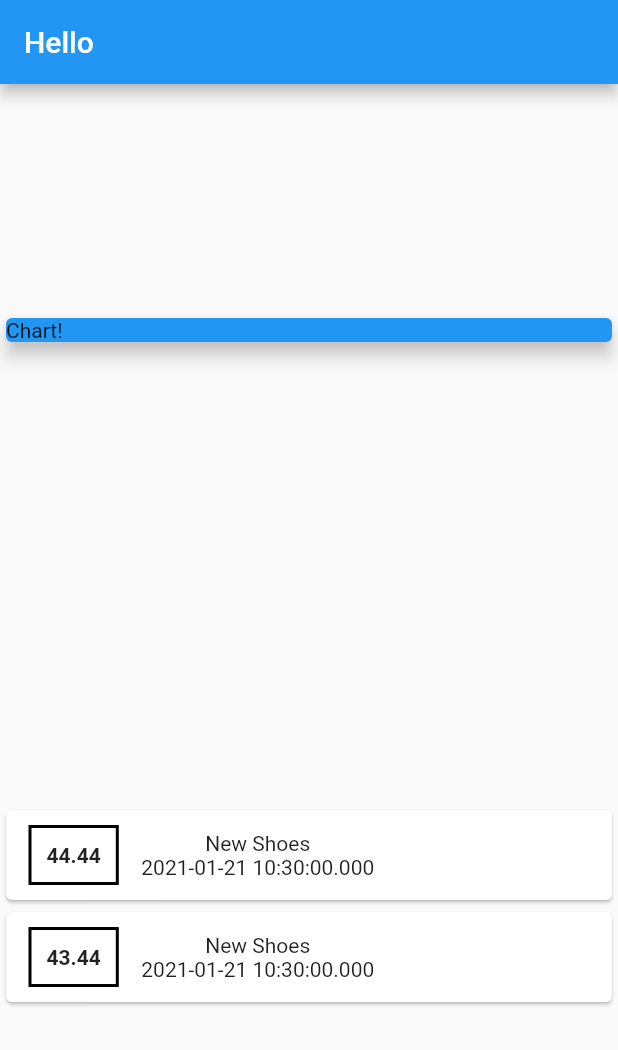
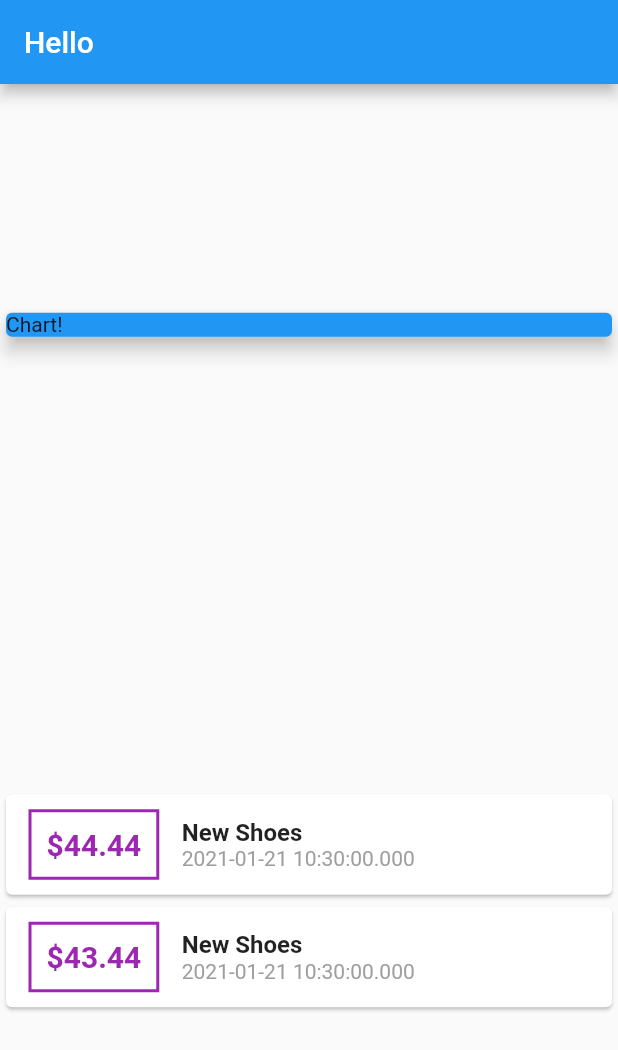
Before and after one commit to Alejandroem/flutter-tutorial, a Flutter app: the screen it shows after launch, on a phone screen of 412 x 824 dp. Shown: the top 1050 px of the screen. Run offline on Flutter 3.47's test engine with Material 2 defaults, Android fonts, the phone set to English and light mode, and no system bars.

Commit message:
String interploation

```diff
--- a/personalExpenses/lib/main.dart
+++ b/personalExpenses/lib/main.dart
@@ -49,18 +49,33 @@ class MyApp extends StatelessWidget {
                             EdgeInsets.symmetric(vertical: 10, horizontal: 15),
                         decoration: BoxDecoration(
                             border: Border.all(
-                          color: Colors.black,
+                          color: Colors.purple,
                           width: 2,
                         )),
                         child: Text(
-                          tx.amount.toString(),
-                          style: TextStyle(fontWeight: FontWeight.bold),
+                          '\$${tx.amount}',
+                          style: TextStyle(
+                              fontWeight: FontWeight.bold,
+                              fontSize: 20,
+                              color: Colors.purple),
                         ),
                       ),
                       Column(
+                        crossAxisAlignment: CrossAxisAlignment.start,
                         children: [
-                          Text(tx.title),
-                          Text(tx.date.toString()),
+                          Text(
+                            tx.title,
+                            style: TextStyle(
+                              fontSize: 16,
+                              fontWeight: FontWeight.bold,
+                            ),
+                          ),
+                          Text(
+                            tx.date.toString(),
+                            style: TextStyle(
+                              color: Colors.grey,
+                            ),
+                          ),
                         ],
                       )
                     ],
```
